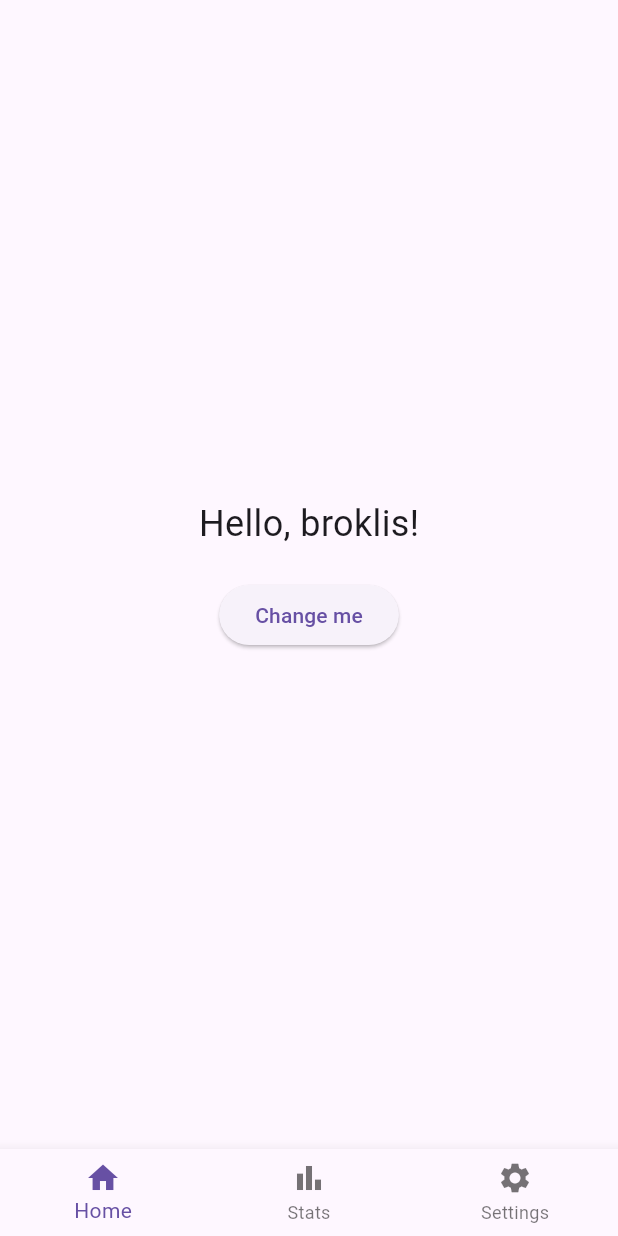
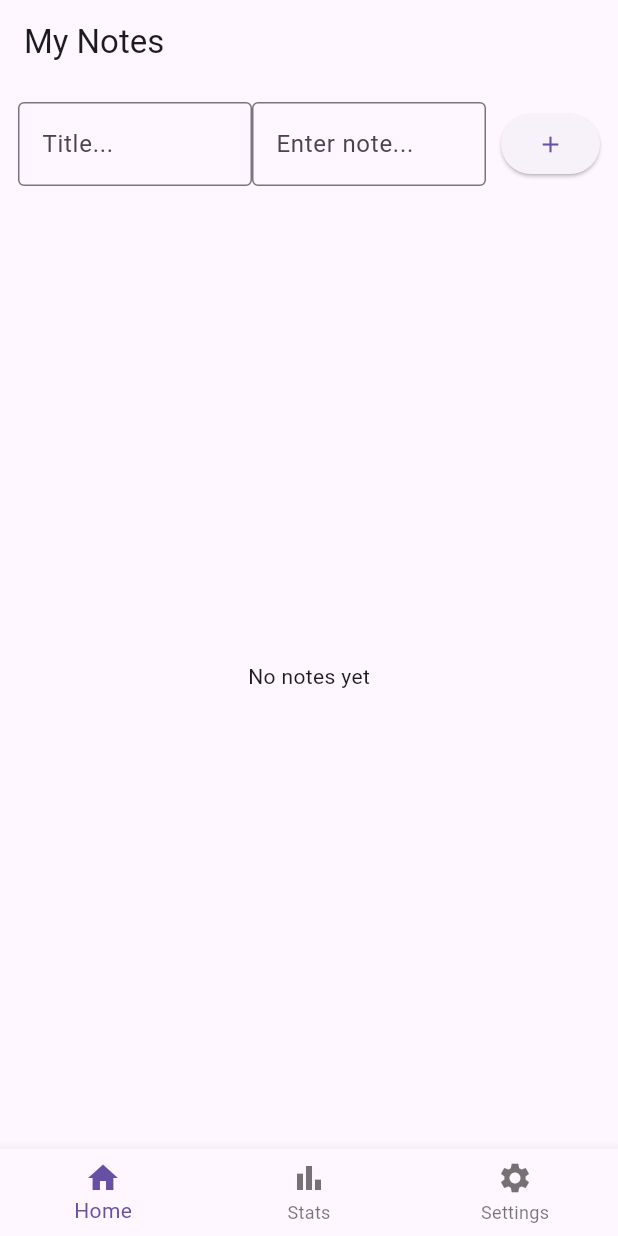
Before and after one commit to broklis777/flutter-test-app, a Flutter app: the screen it shows after launch, on a phone screen of 412 x 824 dp. Run offline on Flutter 3.47's test engine with Material 3 defaults, Android fonts, the phone set to English and light mode, and no system bars.

Commit message:
Note logic done in the home screen

```diff
--- a/lib/main.dart
+++ b/lib/main.dart
@@ -15,6 +15,8 @@ void main(){
 }
 
 class MyApp extends StatelessWidget {
+  const MyApp({super.key});
+
   @override
   Widget build(BuildContext context) {
     return MaterialApp(
@@ -26,6 +28,8 @@ class MyApp extends StatelessWidget {
 }
 
 class NavigationController extends StatefulWidget {
+  const NavigationController({super.key});
+
   @override
   _NavigationControllerState createState() => _NavigationControllerState();
 }
--- /dev/null
+++ b/lib/models/note.dart
@@ -0,0 +1,7 @@
+class Note {
+  final String id;
+  final String name;
+  final String content;
+
+  Note({required this.id, required this.name, required this.content});
+}
--- a/lib/providers/app_provider.dart
+++ b/lib/providers/app_provider.dart
@@ -1,9 +1,26 @@
 import 'package:flutter/foundation.dart';
+import 'package:uuid/uuid.dart';
+import '../models/note.dart';
 
 class AppProvider extends ChangeNotifier {
+  List<Note> _notes = [];
+
+  List<Note> get notes => _notes;
+
+  void addNote(String name, String content) {
+    final newNote = Note(id: const Uuid().v4(), name: name, content: content);
+    _notes.add(newNote);
+    notifyListeners();
+  }
+
+  void deleteNote(String id) {
+    _notes.remove((note) => note.id == id);
+    notifyListeners();
+  }
+
   String username = "broklis";
 
-  void updateUsername(String name){
+  void updateUsername(String name) {
     username = name;
     notifyListeners();
   }
--- a/lib/screens/home_screen.dart
+++ b/lib/screens/home_screen.dart
@@ -1,24 +1,89 @@
 import 'package:flutter/material.dart';
 import 'package:provider/provider.dart';
 import '../providers/app_provider.dart';
+import '../models/note.dart';
 
 class HomeScreen extends StatelessWidget {
+  final TextEditingController _controller = TextEditingController();
+  final TextEditingController titleController = TextEditingController();
+
   @override
-  Widget build(BuildContext context){
-    final username = context.watch<AppProvider>().username;
+  Widget build(BuildContext context) {
+    final notes = context.watch<AppProvider>().notes;
 
-    return Center(
-      child: Column(
-        mainAxisAlignment: MainAxisAlignment.center,
+    return Scaffold(
+      appBar: AppBar(title: Text('My Notes')),
+      body: Column(
         children: [
-          Text('Hello, $username!', style: TextStyle(fontSize: 24)),
-          SizedBox(height: 20),
-          ElevatedButton(
-            onPressed: () {
-              context.read<AppProvider>().updateUsername("Broklis");
-            },
-            child: Text("Change me"),
-          )
+          Padding(
+            padding: const EdgeInsets.all(12.0),
+            child: Row(
+              children: [
+                Expanded(
+                  child: TextField(
+                    controller: titleController,
+                    decoration: InputDecoration(
+                      hintText: 'Title...',
+                      border: OutlineInputBorder(),
+                    ),
+                  ),
+                ),
+                Expanded(
+                  child: TextField(
+                    controller: _controller,
+                    decoration: InputDecoration(
+                      hintText: 'Enter note...',
+                      border: OutlineInputBorder(),
+                    ),
+                  ),
+                ),
+                SizedBox(width: 10),
+                ElevatedButton(
+                  onPressed: () {
+                    if (_controller.text.trim().isNotEmpty &&
+                        titleController.text.trim().isNotEmpty) {
+                      context.read<AppProvider>().addNote(
+                        titleController.text.trim(),
+                        _controller.text.trim(),
+                      );
+                      _controller.clear();
+                      titleController.clear();
+                    }
+                  },
+                  child: Icon(Icons.add),
+                ),
+              ],
+            ),
+          ),
+          Expanded(
+            child: notes.isEmpty
+                ? Center(child: Text("No notes yet"))
+                : GridView.builder(
+                    padding: const EdgeInsets.all(12),
+                    gridDelegate: SliverGridDelegateWithFixedCrossAxisCount(
+                      crossAxisCount: 2,
+                      crossAxisSpacing: 12,
+                      mainAxisSpacing: 12,
+                      childAspectRatio: 1,
+                    ),
+                    itemCount: notes.length,
+                    itemBuilder: (context, index) {
+                      final note = notes[index];
+                      return GestureDetector(
+                        onLongPress: () {
+                          context.read<AppProvider>().deleteNote(note.id);
+                        },
+                        child: Card(
+                          color: Colors.amber[100],
+                          child: Padding(
+                            padding: const EdgeInsets.all(12.0),
+                            child: Text(note.content),
+                          ),
+                        ),
+                      );
+                    },
+                  ),
+          ),
         ],
       ),
     );
--- a/lib/screens/settings_screen.dart
+++ b/lib/screens/settings_screen.dart
@@ -1,6 +1,8 @@
 import 'package:flutter/material.dart';
 
 class SettingsScreen extends StatelessWidget {
+  const SettingsScreen({super.key});
+
   @override
   Widget build(BuildContext context){
     return Center(
--- a/lib/screens/stats_screen.dart
+++ b/lib/screens/stats_screen.dart
@@ -1,6 +1,8 @@
 import 'package:flutter/material.dart';
 
 class StatsScreen extends StatelessWidget {
+  const StatsScreen({super.key});
+
   @override
   Widget build(BuildContext context){
     return Center(
--- a/pubspec.yaml
+++ b/pubspec.yaml
@@ -31,6 +31,7 @@ dependencies:
   flutter:
     sdk: flutter
   provider: ^6.1.5
+  uuid: ^4.5.1
 
   # The following adds the Cupertino Icons font to your application.
   # Use with the CupertinoIcons class for iOS style icons.
```
Also changed, not shown: pubspec.lock.
